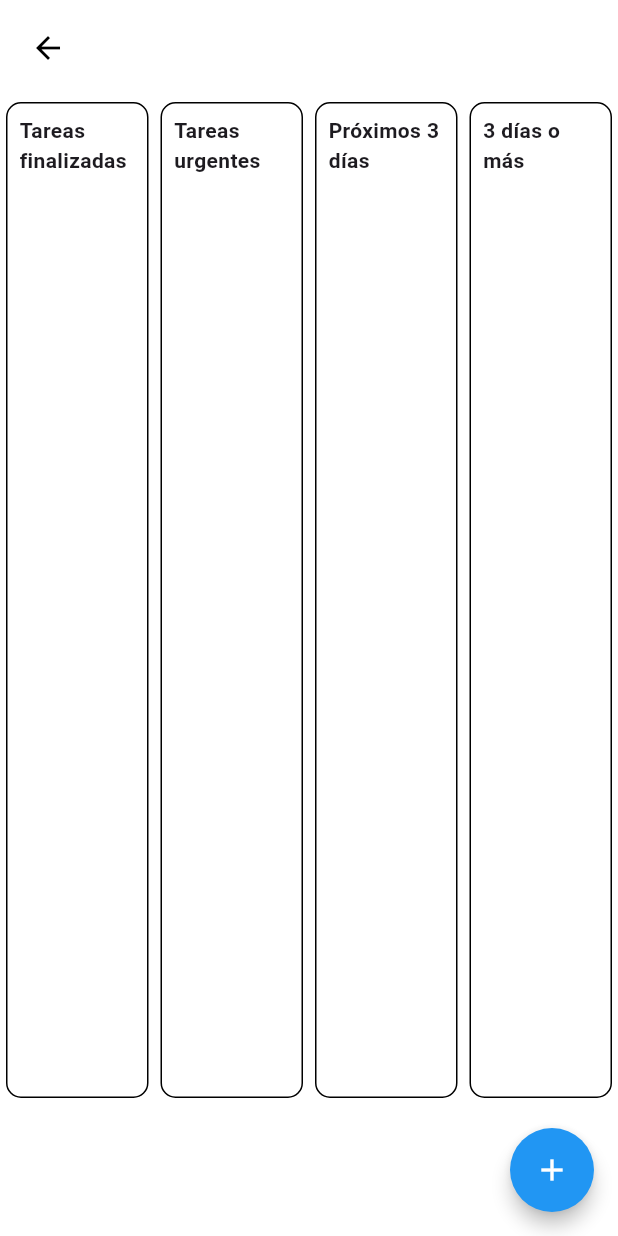
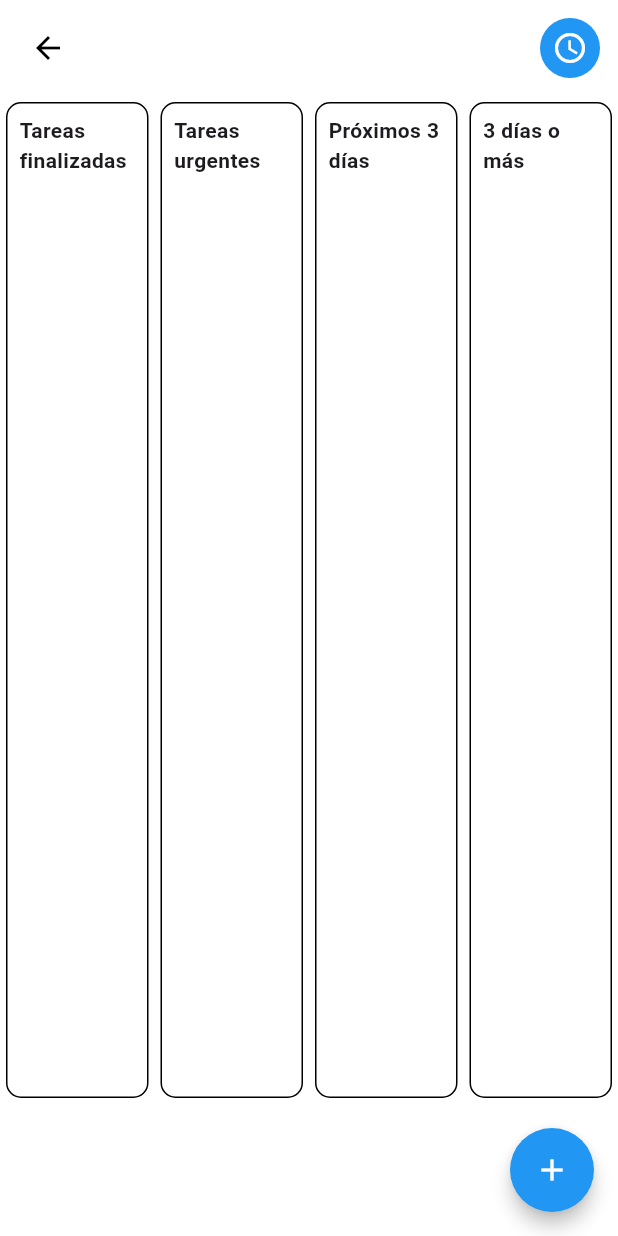
Before and after one commit to jpg1011/TFG-GestorTareasMoodle, a Flutter app: the PersonalTasksScreen screen opened directly with empty values, on a phone screen of 412 x 824 dp. Run offline on Flutter 3.47's test engine with Material 3 defaults, Android fonts, the phone set to English and light mode, and no system bars; our stand-ins replace flutter_dotenv, percent_indicator, shared_preferences, supabase_flutter; accounts and stored records are empty.

Commit message:
#20 Se añade visualización de tareas por cursos

```diff
--- a/app/app/lib/screens/personal_tasks/personal_tasks_screen.dart
+++ b/app/app/lib/screens/personal_tasks/personal_tasks_screen.dart
@@ -33,6 +33,7 @@ class _PersonalTasksScreenState extends State<PersonalTasksScreen> {
   List<PersonalTask> urgentTasks = [];
   List<PersonalTask> threeDaysTasks = [];
   List<PersonalTask> sevenDaysTasks = [];
+  bool timeView = true;
 
   @override
   void initState() {
@@ -95,8 +96,7 @@ class _PersonalTasksScreenState extends State<PersonalTasksScreen> {
             task.enddate.isBefore(now.add(const Duration(days: 3))))
         .toList();
     sevenDaysTasks = allTask
-        .where((task) =>
-            task.enddate.isAfter(now.add(const Duration(days: 3))))
+        .where((task) => task.enddate.isAfter(now.add(const Duration(days: 3))))
         .toList();
     endedTasks.sort((a, b) => a.enddate.compareTo(b.enddate));
     urgentTasks.sort((a, b) => a.enddate.compareTo(b.enddate));
@@ -122,28 +122,56 @@ class _PersonalTasksScreenState extends State<PersonalTasksScreen> {
                                 HomeScreen(user: widget.user)));
                       },
                       icon: const Icon(Icons.arrow_back, color: Colors.black)),
+                  const Spacer(),
+                  IconButton(
+                      onPressed: () {
+                        setState(() {
+                          timeView = !timeView;
+                        });
+                      },
+                      style: const ButtonStyle(
+                          backgroundColor: WidgetStatePropertyAll(Colors.blue)),
+                      icon: Icon(
+                        timeView ? Icons.access_time : Icons.menu_book,
+                        color: Colors.white,
+                      ))
                 ],
               ),
             ),
             Expanded(
               child: LayoutBuilder(
                 builder: (context, constraints) {
+                  if (timeView) {
                     return Row(
                       children: [
                         Expanded(
-                          child: PersonalTaskColumn(endedTasks,
+                            child: PersonalTaskColumn(endedTasks, width: constraints.maxWidth / 4,
                                 columnName: 'Tareas finalizadas')),
                         Expanded(
-                          child: PersonalTaskColumn(urgentTasks,
+                            child: PersonalTaskColumn(urgentTasks, width: constraints.maxWidth / 4,
                                 columnName: 'Tareas urgentes')),
                         Expanded(
-                          child: PersonalTaskColumn(threeDaysTasks,
+                            child: PersonalTaskColumn(threeDaysTasks, width: constraints.maxWidth / 4,
                                 columnName: 'Próximos 3 días')),
                         Expanded(
-                          child: PersonalTaskColumn(sevenDaysTasks,
+                            child: PersonalTaskColumn(sevenDaysTasks, width: constraints.maxWidth / 4,
                                 columnName: '3 días o más')),
                       ],
                     );
+                  } else {
+                    return SingleChildScrollView(
+                      scrollDirection: Axis.horizontal,
+                      child: Row(
+                          children: widget.user.userCourses!.map((course) {
+                        final courseTasks = getAllTasks(tasks).where((courseTask) => courseTask.course == course.fullname).toList();
+                        return PersonalTaskColumn(
+                          courseTasks,
+                          width: constraints.maxWidth / 4,
+                          columnName: course.shortname
+                        );
+                      }).toList()),
+                    );
+                  }
                 },
               ),
             ),
```
Lines whose indentation alone changed are shown as unchanged.
